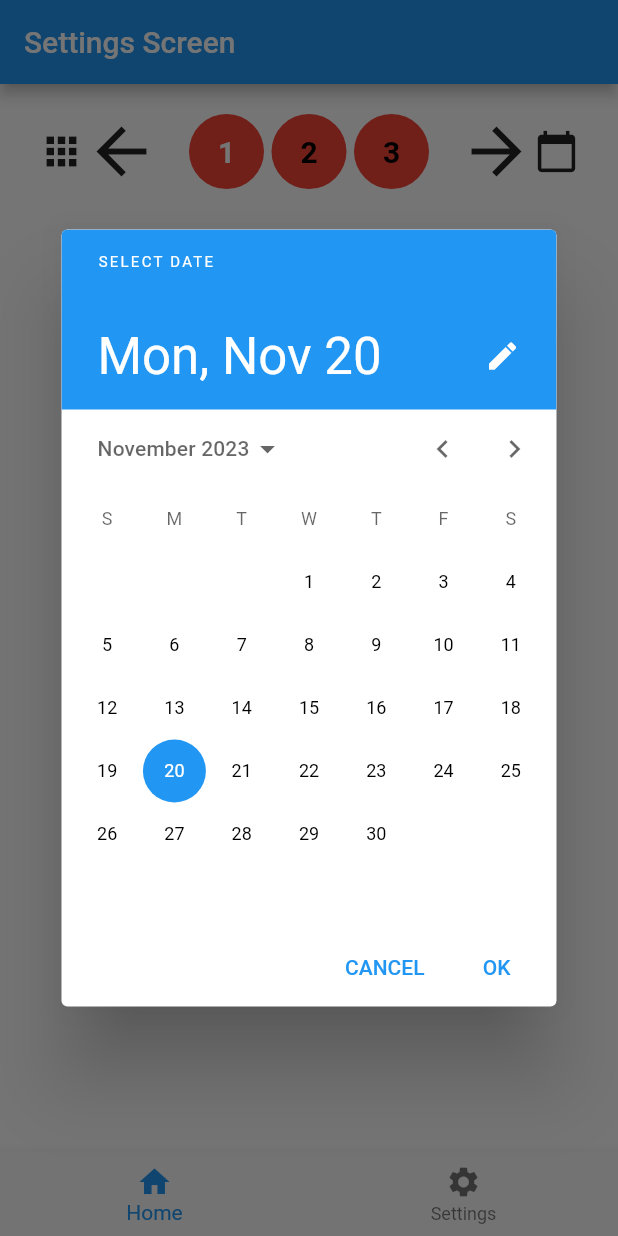
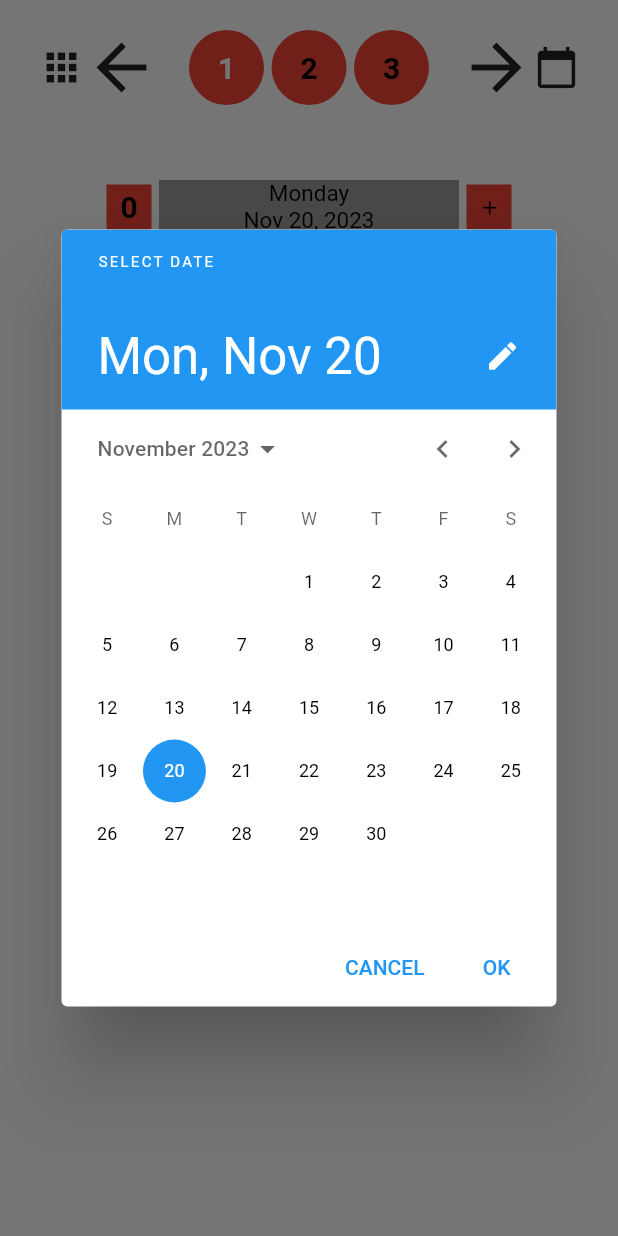
Before and after one commit to guesmia1228/horse-record-app, a Flutter app: the screen it shows after launch, after a tap on the "apps" icon, on a phone screen of 412 x 824 dp. Run offline on Flutter 3.47's test engine with Material 2 defaults, Android fonts, the phone set to English and light mode, and no system bars; our stand-ins replace audioplayers, awesome_notifications, file_picker, firebase_auth, firebase_core, firebase_database and 9 more; missing offline and left inert: age_calculator, flutter_background_service, flutter_background_service_android, record, telephony; accounts and stored records are empty.

Commit message:
temp file

```diff
--- a/lib/main.dart
+++ b/lib/main.dart
@@ -22,7 +22,6 @@ import 'package:hourses/model/Horse_model.dart';
 import 'package:intl/intl.dart';
 import 'package:permission_handler/permission_handler.dart';
 import 'package:telephony/telephony.dart';
-import 'package:url_launcher/url_launcher.dart';
 
 import 'helper/notifi_service.dart';
 import 'model/Shedule_model.dart';
@@ -52,62 +51,6 @@ void main() async{
 
   runApp(const MyApp());
 }
-class MyBottomNavigationBar extends StatefulWidget {
-  @override
-  _MyBottomNavigationBarState createState() => _MyBottomNavigationBarState();
-}
-
-class _MyBottomNavigationBarState extends State<MyBottomNavigationBar> {
-  int _currentIndex = 0;
-  final List<Widget> _children = [
-    Home(),
-    Setting(),
-  ];
-
-  void onTabTapped(int index) {
-    setState(() {
-      _currentIndex = index;
-    });
-  }
-
-  @override
-  Widget build(BuildContext context) {
-    return Scaffold(
-      body: _children[_currentIndex],
-      appBar: AppBar(
-       // automaticallyImplyLeading: true, // This will show the back button
-        title: Text('Settings Screen'),
-      ),
-    /*  appBar: AppBar(
-        title: Text('Your App Title'),
-        backgroundColor: Colors.red,
-        automaticallyImplyLeading: true,
-/*         title: Text('Your App Title'),
-         leading: _currentIndex == 0 ? null : IconButton(
-          icon: Icon(Icons.arrow_back),
-          onPressed: () {
-            Navigator.of(context).pop();
-          },*/
-        ),
-//        title: MyText(txt: 'Home', color: Colors.white, txtSize: 18,fontWeight: FontWeight.bold),
-      ),   */
-      bottomNavigationBar: BottomNavigationBar(
-        onTap: onTabTapped,
-        currentIndex: _currentIndex,
-        items: [
-          BottomNavigationBarItem(
-            icon: Icon(Icons.home),
-            label: 'Home',
-          ),
-          BottomNavigationBarItem(
-            icon: Icon(Icons.settings),
-            label: 'Settings',
-          ),
-        ],
-      ),
-    );
-  }
-}
 class MyApp extends StatelessWidget {
   const MyApp({super.key});
 
@@ -118,7 +61,7 @@ class MyApp extends StatelessWidget {
   Widget build(BuildContext context) {
     return GetMaterialApp(
       home: Scaffold(
-        body: MyBottomNavigationBar(),
+        body: Home(),
 
       ),
       debugShowCheckedModeBanner: false,
@@ -126,7 +69,6 @@ class MyApp extends StatelessWidget {
     );
   }
 }
-
  Future<dynamic> _onDidReceiveLocalNotification(
       int id,
       String? title,
@@ -431,7 +373,7 @@ hour_timer(var service)async{
           if(element.alert_on){
 
             String b=DateFormat('dd/MM/yyyy HH:mm').format(hour_before_time);
-            String d=DateFormat('dd/MM/yyyy HH:mm').format(day_before_time);
+            String d=DateFormat('dd/MM/yyyy HH:mm').format(_before_time);
             String c=DateFormat('dd/MM/yyyy HH:mm').format(DateTime.fromMillisecondsSinceEpoch(element.shedule_time));
            print('B: ${b}');
            print('B: ${c}');
@@ -450,7 +392,7 @@ hour_timer(var service)async{
                message += element.shedule_time.toString();
                showNotification(DateTime.now(), message);
             }
-
+//sdfsdfsdfsdfsdfdsfsdfsdfsdf
 //              send_noti(element.time, 'hour before alert');
           }
         });
@@ -459,25 +401,17 @@ hour_timer(var service)async{
 
 
         int noti_duration=await praf_handler.get_int(my_helper.noti_duration);
-         String e=DateFormat('dd/MM/yyyy HH:mm').format(DateTime.fromMillisecondsSinceEpoch(noti_duration));
-
         int noti_time=await praf_handler.get_int(my_helper.noti_time);
         String noti_msg=await praf_handler.get_string(my_helper.noti_txt);
-            String c=DateFormat('dd/MM/yyyy HH:mm').format(DateTime.now());
 
-//        if(noti_duration>0){
-//          if(noti_duration<DateTime.now().millisecondsSinceEpoch) {
-          if(e == c) {
+        if(noti_duration>0){
+          if(noti_duration<DateTime.now().millisecondsSinceEpoch){
 
             List<Horse_model> horse_list=await praf_handler.get_horse_list(my_helper.all_horses);
 
-            horse_list.forEach((element) async{
+            horse_list.forEach((element) {
 
-//              Telephony.instance.sendSms(to: element.owner_nbr, message: noti_msg);
-            var message = "Your message goes here";
-            var url = Uri.parse('sms:${element.owner_nbr}?body=$message');
-
-              await launchUrl(url);
+              Telephony.instance.sendSms(to: element.owner_nbr, message: noti_msg);
 
             });
 
@@ -489,7 +423,7 @@ hour_timer(var service)async{
 
           }
 
-     //   }
+        }
 
 
 
```
